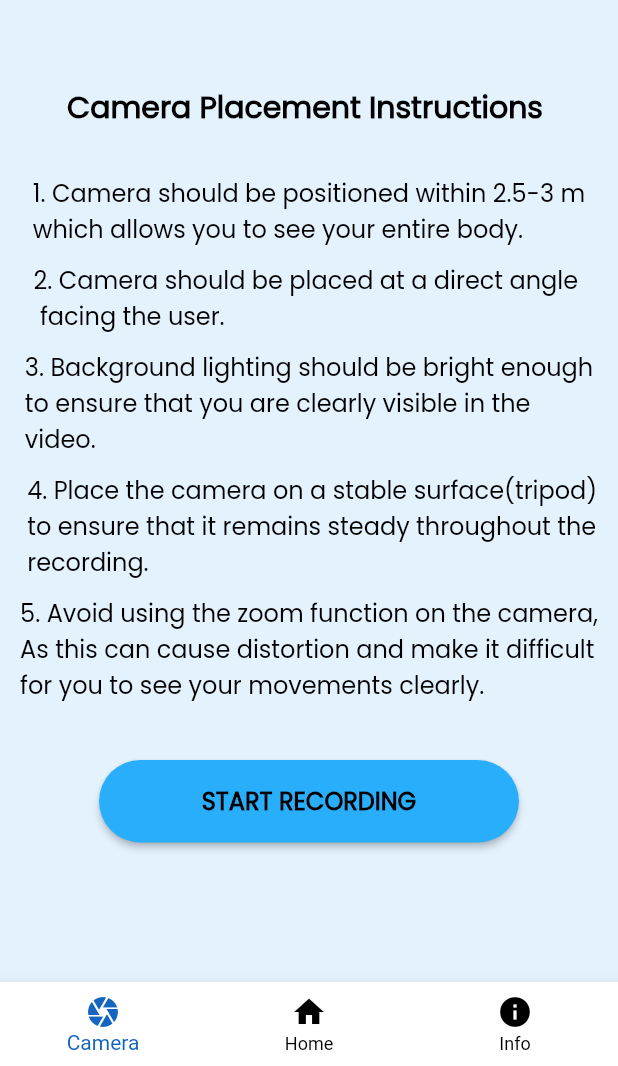
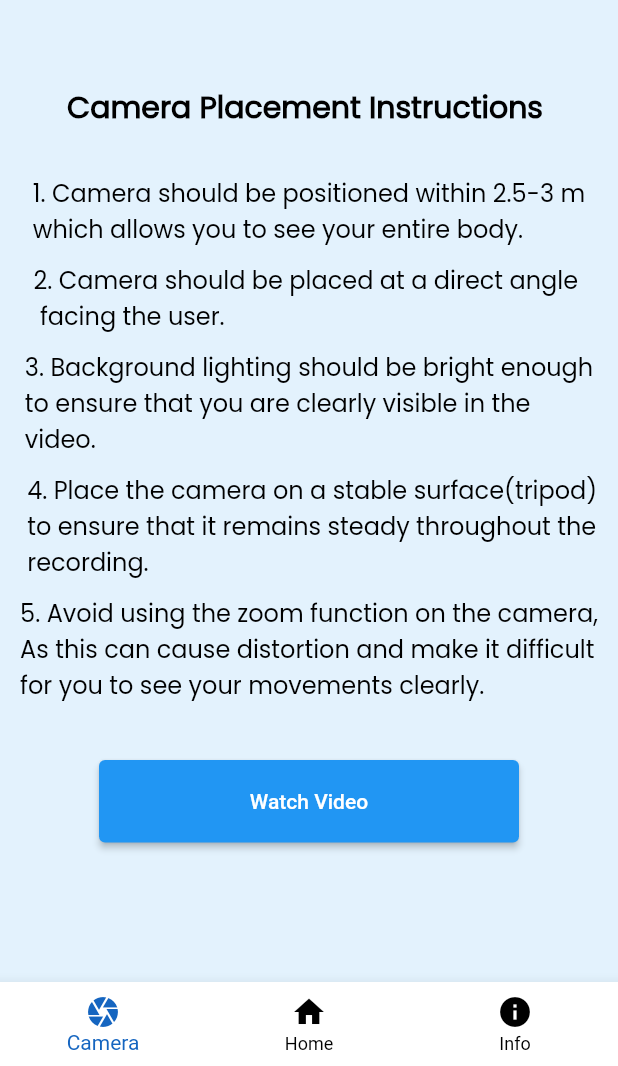
Before and after one commit to MrRevengerX/WheelSup, a Flutter app: the MyCameraPage screen opened directly, on a phone screen of 412 x 824 dp, the part 170-1236 px from its top. Run offline on Flutter 3.47's test engine with Material 2 defaults, Android fonts, the light colour scheme and no system bars; our stand-ins replace camera, device_preview, file_picker, getwidget, hexcolor, video_player.

Commit message:
Updated Camera Page

```diff
--- a/client/WheelSup App/lib/screens/CameraPage.dart
+++ b/client/WheelSup App/lib/screens/CameraPage.dart
@@ -1,5 +1,6 @@
 import 'package:flutter/material.dart';
 import 'package:hexcolor/hexcolor.dart';
+import 'Camera.dart';
 import 'HomePage.dart';
 import 'InfoPage.dart';
 import 'SummaryPage.dart';
@@ -151,23 +152,21 @@ class _MyCameraPageState extends State<MyCameraPage> {
                     width: 280.0,
                     height: 55.0,
                     child: ElevatedButton(
-                      onPressed: () {},
+                      onPressed: () {
+                        Navigator.push(
+                          context,
+                          MaterialPageRoute(
+                              builder: (context) => const Camera()),
+                        );
+                      },
                       style: ElevatedButton.styleFrom(
-                        backgroundColor: Color.fromRGBO(40, 174, 250, 1.0),
-                        foregroundColor: Colors.black,
-                        shape: RoundedRectangleBorder(
-                          borderRadius: BorderRadius.circular(30),
-                        ),
+                        foregroundColor: Colors.white,
+                        backgroundColor: Colors.blue,
+                        // text color
+                        padding: const EdgeInsets.symmetric(
+                            horizontal: 16, vertical: 8), // button padding
                       ),
-                      child: const Text(
-                        "START RECORDING",
-                        style: TextStyle(
-                          fontWeight: FontWeight.w700,
-                          fontFamily: "Poppins",
-                          fontSize: 16,
-                        ),
-                        textAlign: TextAlign.left,
-                      ),
+                      child: const Text('Watch Video'),
                     ),
                   ),
                 ]),
--- a/client/WheelSup App/pubspec.yaml
+++ b/client/WheelSup App/pubspec.yaml
@@ -38,6 +38,8 @@ dependencies:
   url_launcher: ^6.0.3
   mime: ^1.0.0
   video_player: ^2.2.5
+  camera: ^0.10.0+1
+  path_provider: ^2.0.3
 
   # The following adds the Cupertino Icons font to your application.
   # Use with the CupertinoIcons class for iOS style icons.
```
Also changed, not shown: client/WheelSup App/lib/screens/Camera.dart (+52 -0 lines), client/WheelSup App/pubspec.lock, 6 other files.
